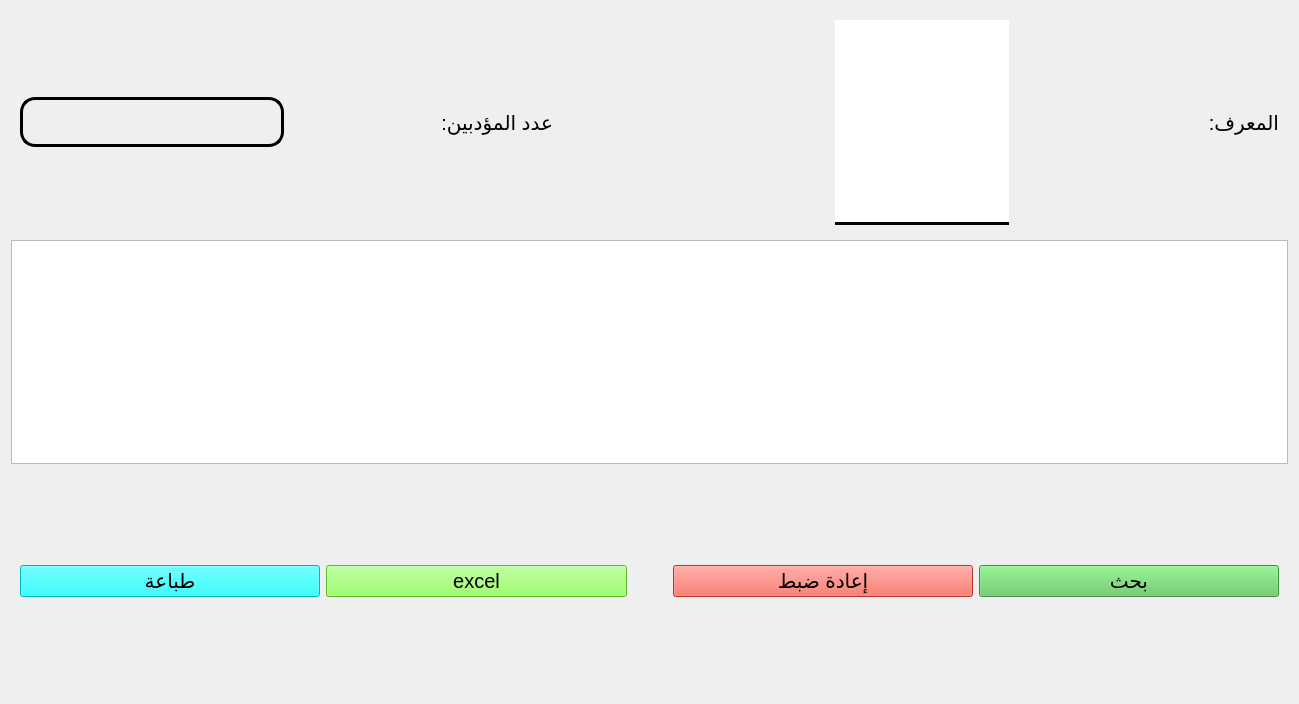
Qt form app/ui/teacher/teacher_history.ui (yahiab05/student-managment-v2.0) before a commit.
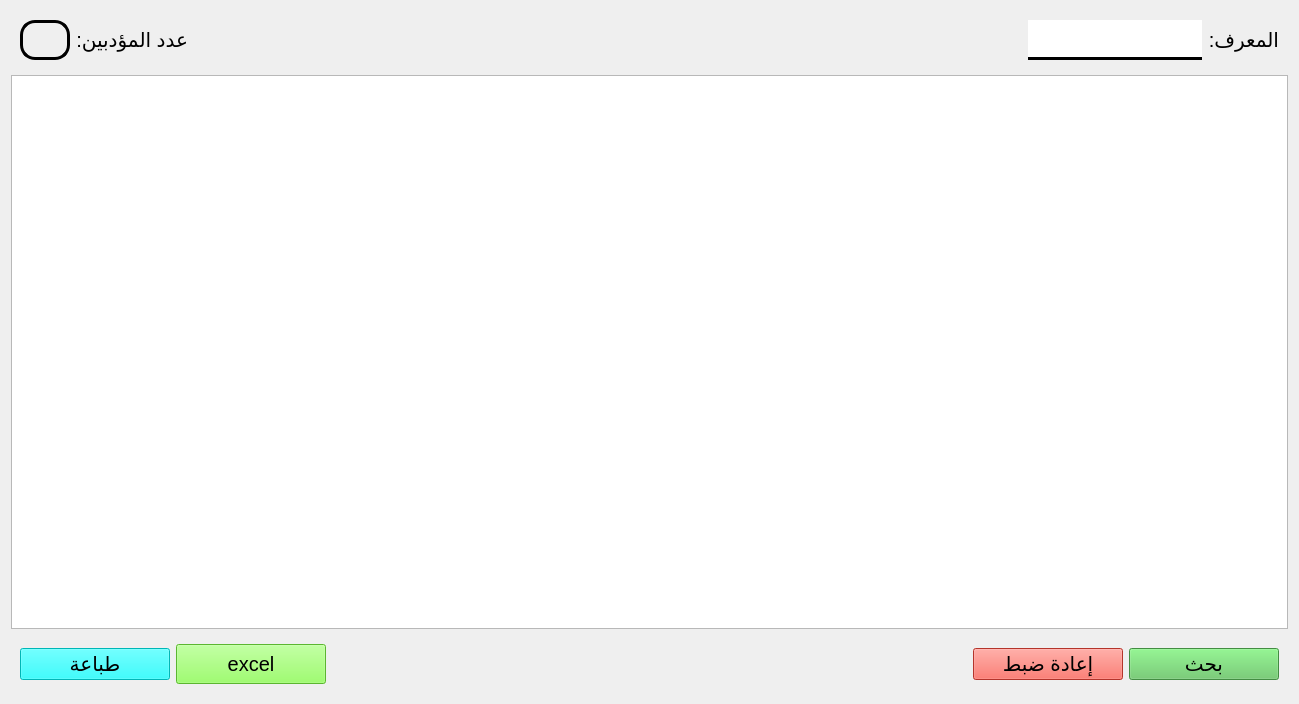
The same form after that commit.

What changed in the file:
```diff
--- a/app/ui/teacher/teacher_history.ui
+++ b/app/ui/teacher/teacher_history.ui
@@ -62,10 +62,13 @@
       </item>
       <item>
        <spacer name="horizontalSpacer_3">
+        <property name="orientation">
+         <enum>Qt::Horizontal</enum>
+        </property>
         <property name="sizeHint" stdset="0">
          <size>
-          <width>276</width>
-          <height>20</height>
+          <width>20</width>
+          <height>40</height>
          </size>
         </property>
        </spacer>
@@ -190,6 +193,12 @@
       </item>
       <item>
        <widget class="QPushButton" name="export_btn">
+        <property name="sizePolicy">
+         <sizepolicy hsizetype="Minimum" vsizetype="Minimum">
+          <horstretch>0</horstretch>
+          <verstretch>0</verstretch>
+         </sizepolicy>
+        </property>
         <property name="minimumSize">
          <size>
           <width>150</width>
@@ -214,10 +223,13 @@
       </item>
       <item>
        <spacer name="horizontalSpacer_5">
+        <property name="orientation">
+         <enum>Qt::Horizontal</enum>
+        </property>
         <property name="sizeHint" stdset="0">
          <size>
-          <width>40</width>
-          <height>20</height>
+          <width>20</width>
+          <height>40</height>
          </size>
         </property>
        </spacer>
```
